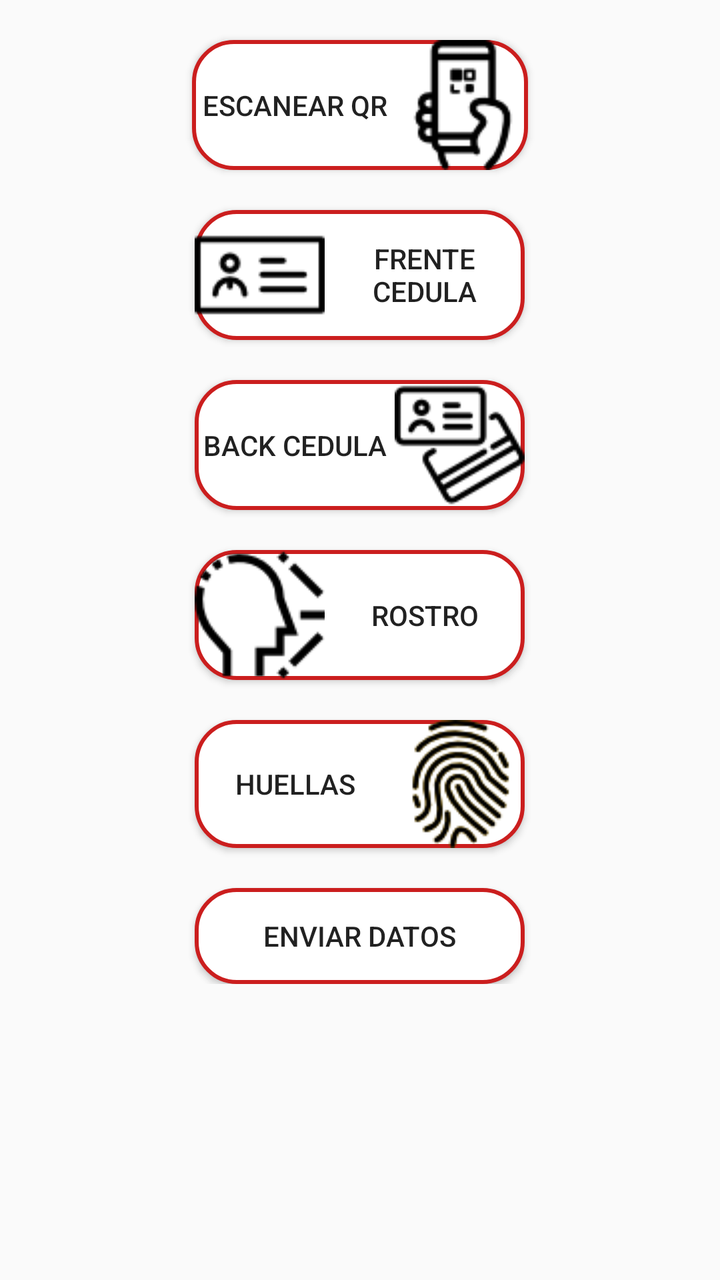
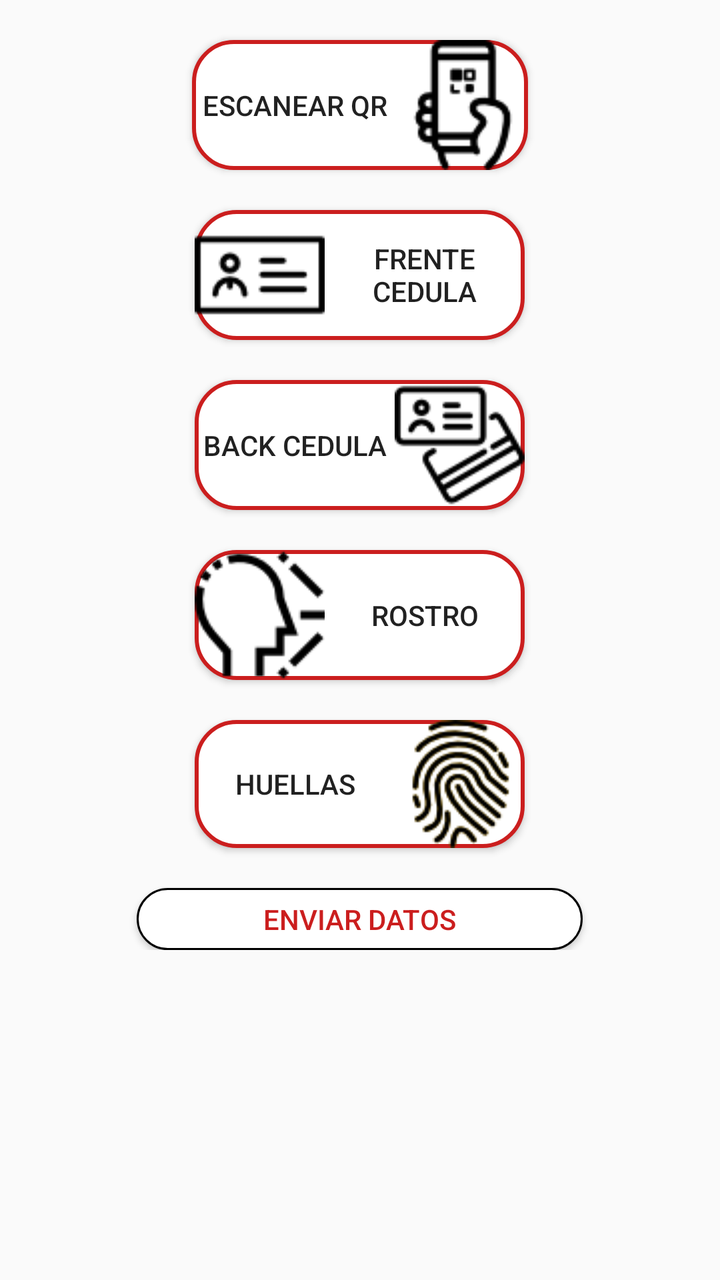

Before-and-after screenshots of an Android layout around one commit, followed by the original layout XML and the change that was made.
<!-- AndroidManifest.xml: application theme AppTheme -->
<!-- res/layout/activity_enrollment.xml -->
<?xml version="1.0" encoding="utf-8"?>
<android.support.constraint.ConstraintLayout xmlns:android="http://schemas.android.com/apk/res/android"
    xmlns:app="http://schemas.android.com/apk/res-auto"
    xmlns:tools="http://schemas.android.com/tools"
    android:layout_width="match_parent"
    android:layout_height="match_parent"
    tools:context=".Enrollment">
    <ScrollView
        android:layout_width="match_parent"
        android:layout_height="match_parent"
        tools:layout_editor_absoluteX="8dp"
        tools:layout_editor_absoluteY="8dp"
        tools:ignore="MissingConstraints">

        <LinearLayout
            android:layout_width="match_parent"
            android:layout_height="match_parent"
            android:gravity="center"
            android:orientation="vertical">

            <Button
                android:id="@+id/scannQr"
                android:layout_width="168dp"
                android:layout_height="wrap_content"
                android:layout_marginTop="20dp"
                android:background="@drawable/rounded_button1"
                android:drawableEnd="@drawable/codigo_qr"
                android:text="Escanear QR" />

            <Button
                android:id="@+id/btnCedula"
                android:layout_width="165dp"
                android:layout_height="wrap_content"
                android:layout_marginTop="20dp"
                android:background="@drawable/rounded_button1"
                android:drawableStart="@drawable/icono_front"
                android:drawableLeft="@drawable/icono_cedula"
                android:text="Frente cedula" />

            <Button
                android:id="@+id/button7"
                android:layout_width="165dp"
                android:layout_height="wrap_content"
                android:layout_marginTop="20dp"
                android:background="@drawable/rounded_button1"
                android:drawableEnd="@drawable/icono_cedula"
                android:text="Back cedula" />

            <Button
                android:id="@+id/button4"
                android:layout_width="165dp"
                android:layout_height="wrap_content"
                android:layout_marginTop="20dp"
                android:background="@drawable/rounded_button1"
                android:drawableStart="@drawable/reconocimiento_facial"
                android:text="Rostro" />

            <Button
                android:id="@+id/button2"
                android:layout_width="165dp"
                android:layout_height="wrap_content"
                android:layout_marginTop="20dp"
                android:background="@drawable/rounded_button1"
                android:drawableEnd="@drawable/huella"
                android:text="Huellas" />

            <Button
                android:id="@+id/btnSend"
                android:layout_width="165dp"
                android:layout_height="wrap_content"
                android:layout_marginTop="20dp"
                android:background="@drawable/rounded_button1"
                android:text="Enviar datos" />

        </LinearLayout>
    </ScrollView>
</android.support.constraint.ConstraintLayout>
<!-- resources referenced by this layout -->
<resources>
  <!-- drawable codigo_qr: png bitmap (drawable-v21, 1503 bytes) -->
  <!-- drawable huella: png bitmap (drawable-v21, 5070 bytes) -->
  <!-- drawable icono_cedula: png bitmap (drawable-v21, 1823 bytes) -->
  <!-- drawable icono_front: png bitmap (drawable-v21, 927 bytes) -->
  <!-- drawable reconocimiento_facial: png bitmap (drawable-v21, 1446 bytes) -->
  <!-- drawable rounded_button1 (drawable) -->
  <?xml version="1.0" encoding="utf-8"?>
  <shape xmlns:android="http://schemas.android.com/apk/res/android"
      android:shape="rectangle">
      <solid android:color="#ffffff"></solid>
      <corners android:radius="20dp"></corners>
      <stroke android:width="2dp" android:color="@color/colorPrimary"></stroke>
  </shape>
  <style name="AppTheme" parent="Theme.AppCompat.Light.DarkActionBar">
          
          <item name="colorPrimary">@color/colorPrimary</item>
          <item name="colorPrimaryDark">@color/colorPrimaryDark</item>
          <item name="colorAccent">@color/colorAccent</item>
      </style>
  <color name="colorPrimary">#CB1E1E</color>
  <color name="colorPrimaryDark">#CB1E1E</color>
  <color name="colorAccent">#CB1E1E</color>
</resources>

<!-- the commit's change to res/layout/activity_enrollment.xml (unified diff, before → after) -->
@@ -66,11 +66,12 @@
 
             <Button
                 android:id="@+id/btnSend"
-                android:layout_width="165dp"
-                android:layout_height="wrap_content"
+                android:layout_width="223dp"
+                android:layout_height="31dp"
                 android:layout_marginTop="20dp"
-                android:background="@drawable/rounded_button1"
-                android:text="Enviar datos" />
+                android:background="@drawable/rounded_button"
+                android:text="Enviar datos"
+                android:textColor="@color/colorPrimary" />
 
         </LinearLayout>
     </ScrollView>
<!-- resource entries referenced after the edit -->
@@ -5,6 +5,14 @@
   <!-- drawable icono_cedula: png bitmap (drawable-v21, 1823 bytes) -->
   <!-- drawable icono_front: png bitmap (drawable-v21, 927 bytes) -->
   <!-- drawable reconocimiento_facial: png bitmap (drawable-v21, 1446 bytes) -->
+  <!-- drawable rounded_button (drawable) -->
+  <?xml version="1.0" encoding="utf-8"?>
+  <shape xmlns:android="http://schemas.android.com/apk/res/android"
+      android:shape="rectangle">
+      <solid android:color="#ffffff"></solid>
+      <corners android:radius="20dp"></corners>
+      <stroke android:width="1dp" android:color="#000000"></stroke>
+  </shape>
   <!-- drawable rounded_button1 (drawable) -->
   <?xml version="1.0" encoding="utf-8"?>
   <shape xmlns:android="http://schemas.android.com/apk/res/android"
